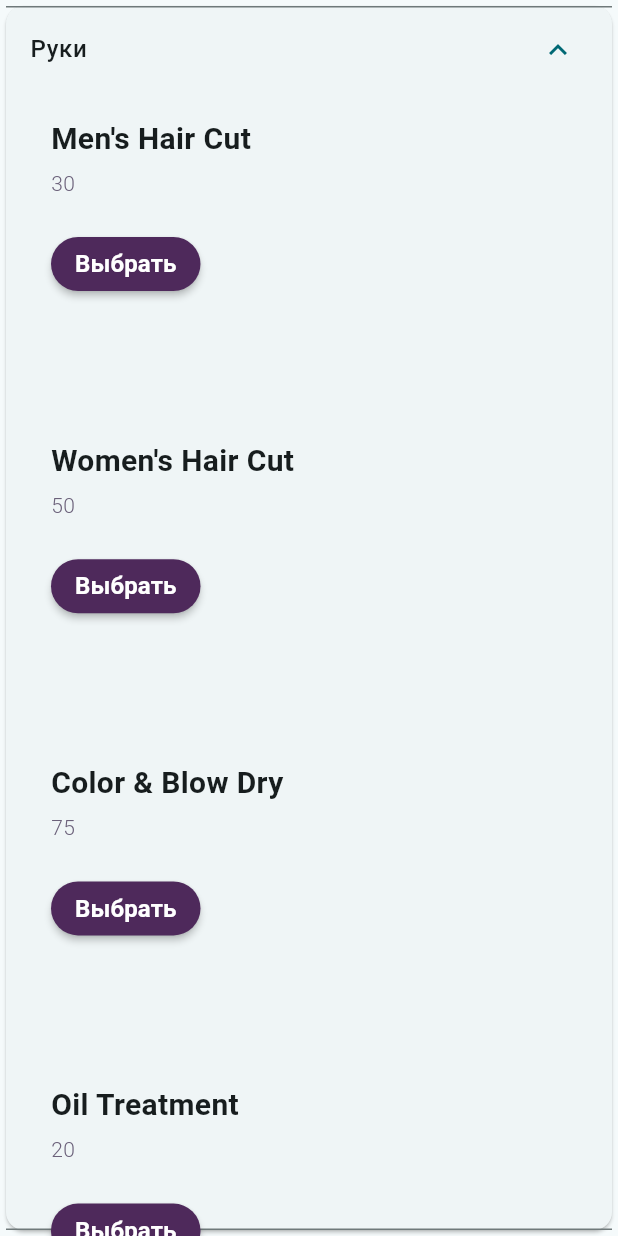
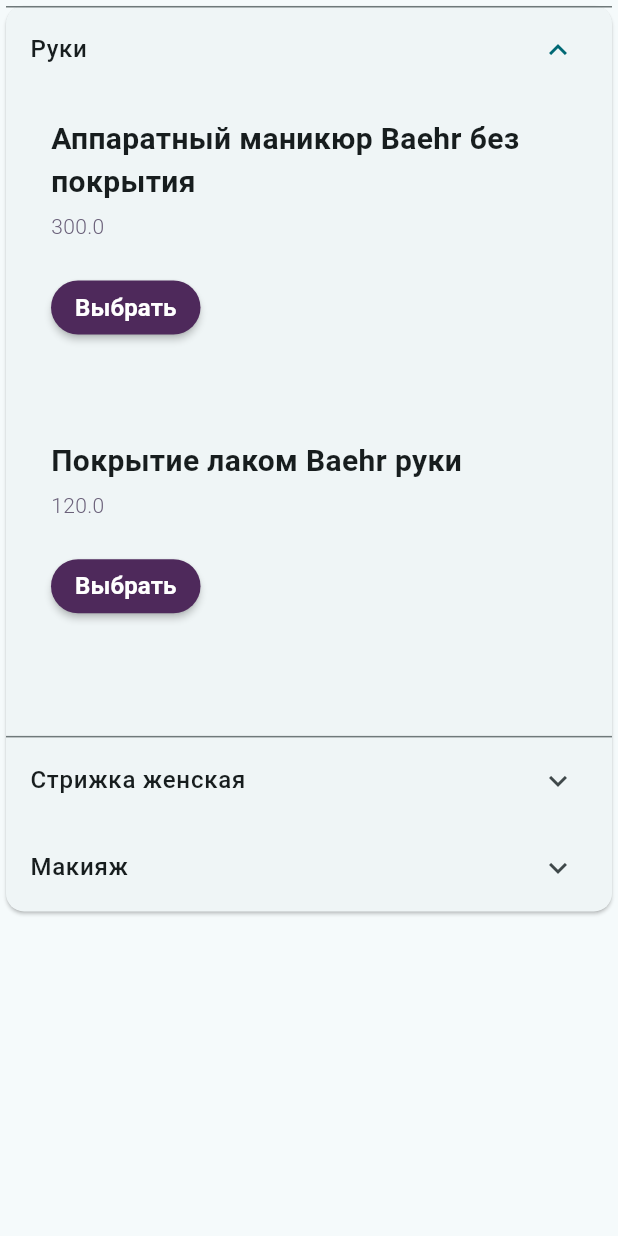
Before and after one commit to SomeTwig/salon_booking, a Flutter app: the ExpansionTileServices widget shown alone on an empty page, opened directly, after a tap on "Руки", on a phone screen of 412 x 824 dp. Run offline on Flutter 3.47's test engine with Material 2 defaults, Android fonts, the phone set to English and light mode, and no system bars; our stand-ins replace intl_phone_number_input, table_calendar.

Commit message:
added service_add screen

```diff
--- a/lib/data/data.dart
+++ b/lib/data/data.dart
@@ -29,10 +29,13 @@ final List<FLSalon> flSalon = [
 ];
 
 final List<ServiceList> servicesList = [
-  ServiceList('Men\'s Hair Cut', 45, 30),
-  ServiceList('Women\'s Hair Cut', 60, 50),
-  ServiceList('Color & Blow Dry', 90, 75),
-  ServiceList('Oil Treatment', 30, 20),
+  ServiceList(1, "Аппаратный маникюр Baehr без покрытия", 2, "Руки", 300.00,
+      270.00, 10, 40),
+  ServiceList(
+      46, "Стрижка женская", 3, "Стрижка женская", 580.00, 522.00, 10, 50),
+  ServiceList(71, "Вечерний макияж", 5, "Макияж", 1000.00, 900.00, 10, 60),
+  ServiceList(
+      25, "Покрытие лаком Baehr руки", 2, "Руки", 120.00, 108.00, 10, 10),
 ];
 
 final List<MockDateTime> datetimes = [
--- a/lib/models/services_list_model.dart
+++ b/lib/models/services_list_model.dart
@@ -1,7 +1,15 @@
+import 'package:flutter/material.dart';
+
 class ServiceList {
-  final String serviceName;
-  final int time;
-  final int price;
+  int serviceId = -1;
+  String serviceName = '';
+  int lineOfBusinessId = -1;
+  String lineOfBusiness = '';
+  double price = 0;
+  double discountedPrice = 0;
+  int discountedPercent = 0;
+  int duration = 0;
 
-  ServiceList(this.serviceName, this.time, this.price);
+  ServiceList(this.serviceId, this.serviceName,this.lineOfBusinessId, this.lineOfBusiness, this.price,
+      this.discountedPrice, this.discountedPercent, this.duration);
 }
--- a/lib/screens/booking/services_tab/components/service_container.dart
+++ /dev/null
@@ -1,81 +0,0 @@
-import 'package:flutter/material.dart';
-import 'package:test_1/constants/constants.dart';
-import 'package:test_1/models/models.dart';
-
-import '/route/route.dart' as route;
-
-class ServiceContainer extends StatelessWidget {
-  final ServiceList serviceList;
-
-  const ServiceContainer({super.key, required this.serviceList});
-
-  @override
-  Widget build(BuildContext context) {
-    final Size size = MediaQuery.of(context).size;
-    return Container(
-      margin: const EdgeInsets.symmetric(vertical: 15),
-      width: size.width,
-      height: size.height / 5 + 20,
-      decoration: BoxDecoration(
-        borderRadius: BorderRadius.circular(20),
-      ),
-      child: Stack(
-        children: [
-          Padding(
-            padding: const EdgeInsets.only(top: 2, left: 30),
-            child: Column(
-              crossAxisAlignment: CrossAxisAlignment.start,
-              children: [
-                Text(
-                  serviceList.serviceName,
-                  style: const TextStyle(
-                    fontWeight: FontWeight.w600,
-                    fontSize: 20,
-                  ),
-                ),
-                const SizedBox(
-                  height: 5,
-                ),
-                Text(
-                  serviceList.price.toString(),
-                  style: const TextStyle(
-                    fontSize: 14,
-                    fontWeight: FontWeight.w300,
-                    color: mySecondryTextColor,
-                  ),
-                ),
-                const SizedBox(
-                  height: 5,
-                ),
-                Row(
-                  crossAxisAlignment: CrossAxisAlignment.center,
-                  children: [
-                    const SizedBox(
-                      width: 5,
-                    ),
-                  ],
-                ),
-                const SizedBox(
-                  height: 15,
-                ),
-                MaterialButton(
-                  color: myPrimaryColor,
-                  shape: RoundedRectangleBorder(
-                      borderRadius: BorderRadius.circular(20)),
-                  onPressed: () {},
-                  child: const Text(
-                    'Выбрать',
-                    style: TextStyle(
-                        color: Colors.white,
-                        fontSize: 16,
-                        fontWeight: FontWeight.w600),
-                  ),
-                )
-              ],
-            ),
-          )
-        ],
-      ),
-    );
-  }
-}
--- a/lib/screens/booking/services_tab/components/services_expand.dart
+++ /dev/null
@@ -1,42 +0,0 @@
-import 'package:flutter/material.dart';
-
-import 'package:test_1/data/data.dart';
-import 'package:test_1/screens/booking/services_tab/components/service_container.dart';
-
-class ExpansionTileServices extends StatefulWidget {
-  const ExpansionTileServices({super.key});
-
-  @override
-  State<ExpansionTileServices> createState() => _ExpansionTileServicesState();
-}
-
-class _ExpansionTileServicesState extends State<ExpansionTileServices> {
-  @override
-  void initState() {
-    super.initState();
-  }
-
-  @override
-  Widget build(BuildContext context) {
-    return Card(
-      child: ExpansionTile(
-        title: Text(
-          "Руки",
-          style: TextStyle(fontSize: 16.0, fontWeight: FontWeight.w500),
-        ),
-        children: <Widget>[
-          ListView.builder(
-            physics: const NeverScrollableScrollPhysics(),
-            shrinkWrap: true,
-            itemCount: flSalon.length,
-            itemBuilder: (BuildContext context, int index) {
-              return ServiceContainer(
-                serviceList: servicesList[index],
-              );
-            },
-          ),
-        ],
-      ),
-    );
-  }
-}
--- /dev/null
+++ b/lib/screens/booking/services_tab/services_add/components/service_container.dart
@@ -0,0 +1,123 @@
+import 'package:flutter/material.dart';
+import 'package:test_1/constants/constants.dart';
+import 'package:test_1/models/models.dart';
+
+import 'package:test_1/data/data.dart';
+
+import '/route/route.dart' as route;
+
+class ServiceContainer extends StatefulWidget {
+  final ServiceList service;
+
+  const ServiceContainer({super.key, required this.service});
+
+  @override
+  State<ServiceContainer> createState() => _ServiceContainerState();
+}
+
+class _ServiceContainerState extends State<ServiceContainer>{
+  bool isShow = false;
+
+
+  @override
+  Widget build(BuildContext context) {
+    final Size size = MediaQuery.of(context).size;
+    return Container(
+      margin: const EdgeInsets.symmetric(vertical: 15),
+      width: size.width,
+      height: size.height / 5 + 20,
+      decoration: BoxDecoration(
+        borderRadius: BorderRadius.circular(20),
+      ),
+      child: Stack(
+        children: [
+          Padding(
+            padding: const EdgeInsets.only(top: 2, left: 30),
+            child: Column(
+              crossAxisAlignment: CrossAxisAlignment.start,
+              children: [
+                Text(
+                  widget.service.serviceName,
+                  style: const TextStyle(
+                    fontWeight: FontWeight.w600,
+                    fontSize: 20,
+                  ),
+                ),
+                const SizedBox(
+                  height: 5,
+                ),
+                Text(
+                  widget.service.price.toString(),
+                  style: const TextStyle(
+                    fontSize: 14,
+                    fontWeight: FontWeight.w300,
+                    color: mySecondryTextColor,
+                  ),
+                ),
+                const SizedBox(
+                  height: 5,
+                ),
+                Row(
+                  crossAxisAlignment: CrossAxisAlignment.center,
+                  children: [
+                    const SizedBox(
+                      width: 5,
+                    ),
+                  ],
+                ),
+                const SizedBox(
+                  height: 15,
+                ),
+                Row(crossAxisAlignment: CrossAxisAlignment.center, children: [
+                  MaterialButton(
+                    color: myPrimaryColor,
+                    shape: RoundedRectangleBorder(
+                        borderRadius: BorderRadius.circular(20)),
+                    onPressed: () {
+                      setState(() {
+                        isShow = true;
+                      });
+                    },
+                    child: const Text(
+                      'Выбрать',
+                      style: TextStyle(
+                          color: Colors.white,
+                          fontSize: 16,
+                          fontWeight: FontWeight.w600),
+                    ),
+                  ),
+                  const SizedBox(
+                    width: 5,
+                  ),
+                  Visibility(
+                    visible: isShow,
+                    // maintainSize: true, //NEW
+                    // maintainAnimation: true, //NEW
+                    // maintainState: true, //NEW
+                    child: MaterialButton(
+                      color: myPrimaryColor,
+                      shape: RoundedRectangleBorder(
+                          borderRadius: BorderRadius.circular(20)),
+                      onPressed: () {
+                        setState(() {
+                          isShow = false;
+                        });
+                      },
+                      child: const Text(
+                        'Удалить',
+                        style: TextStyle(
+                            color: Colors.white,
+                            fontSize: 16,
+                            fontWeight: FontWeight.w600),
+                      ),
+                    ),
+                  )
+                ])
+              ],
+            ),
+          )
+        ],
+      ),
+    );
+  }
+}
--- /dev/null
+++ b/lib/screens/booking/services_tab/services_add/components/services_expand.dart
@@ -0,0 +1,57 @@
+import 'package:flutter/material.dart';
+import 'package:test_1/models/models.dart';
+
+import 'package:test_1/data/data.dart';
+import 'package:test_1/screens/booking/services_tab/services_add/components/service_container.dart';
+
+class ExpansionTileServices extends StatefulWidget {
+  const ExpansionTileServices({super.key});
+
+  @override
+  State<ExpansionTileServices> createState() => _ExpansionTileServicesState();
+}
+
+class _ExpansionTileServicesState extends State<ExpansionTileServices>{
+  @override
+  void initState() {
+    super.initState();
+  }
+  @override
+  Widget build(BuildContext context) {
+    List<ServiceList> serviceList = servicesList;
+    var seen = Set<int>();
+    for (var element in serviceList) {
+      seen.add(element.lineOfBusinessId);
+    }
+    Map map = seen.toList().asMap();
+    return Card(
+      child: ListView.builder(
+        physics: const NeverScrollableScrollPhysics(),
+        shrinkWrap: true,
+        itemCount: seen.length,
+        itemBuilder: (BuildContext context, int index) {
+          List<ServiceList> serviceLineList = serviceList.where((element) => element.lineOfBusinessId==map[index]).toList();
+          return ExpansionTile(
+            maintainState: true,
+            title: Text(
+              serviceLineList.first.lineOfBusiness,
+              style: TextStyle(fontSize: 16.0, fontWeight: FontWeight.w500),
+            ),
+            children: <Widget>[
+              ListView.builder(
+                physics: const NeverScrollableScrollPhysics(),
+                shrinkWrap: true,
+                itemCount: serviceLineList.length,
+                itemBuilder: (BuildContext context, int index) {
+                  return ServiceContainer(
+                    service: serviceLineList[index],
+                  );
+                },
+              ),
+            ],
+          );
+        },
+      ),
+    );
+  }
+}
```
Also changed, not shown: lib/models/booking_info.dart (+32 -15 lines), lib/screens/booking/appointment_tab/appointment_tab.dart (+17 -3 lines), lib/screens/booking/services_tab/services_add/services_add.dart (added, +121 -0 lines), lib/screens/booking/services_tab/services_tab.dart (+47 -8 lines), lib/screens/booking/time_tab/time_tab.dart (+5 -3 lines), pubspec.lock.
